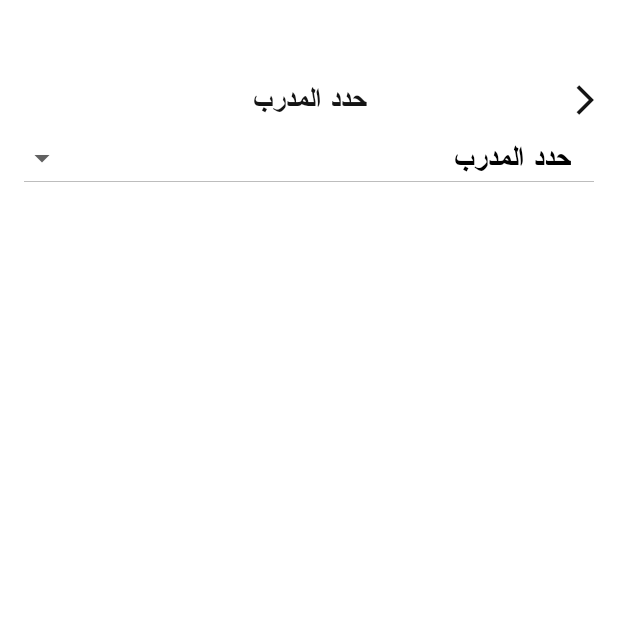
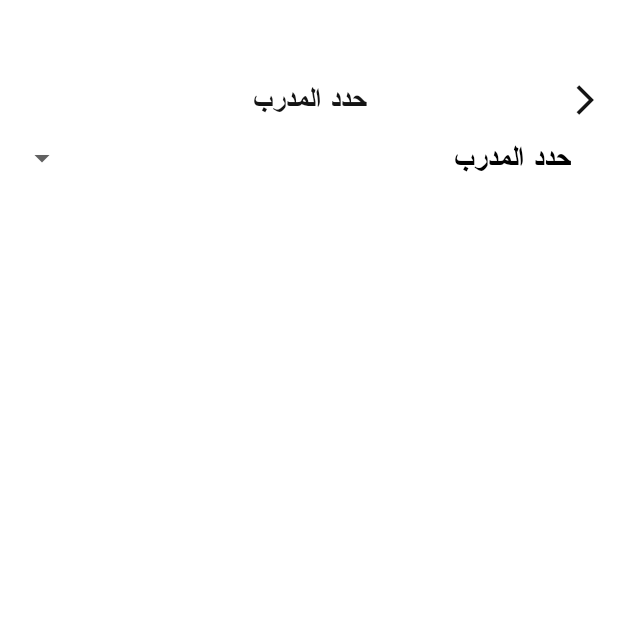
Before and after one commit to SurendraSingh95/fitness, a Flutter app: the SelectTrainerScreen screen opened directly, on a phone screen of 412 x 824 dp, the top half of it. Run offline on Flutter 3.47's test engine with Material 3 defaults, Android fonts, the phone set to English and light mode, and no system bars; drawn by our look-alikes of dropdown_button2; our stand-ins replace cached_network_image, connectivity_plus, custom_rating_bar, expandable_text, firebase_auth, firebase_core and 11 more; missing offline and left inert: shared_preferences_android, translator; accounts and stored records are empty; project files that could hold a hidden picture were left out.

Commit message:
first commit

```diff
--- a/lib/Screens/select_trainer_screen.dart
+++ b/lib/Screens/select_trainer_screen.dart
@@ -41,7 +41,8 @@ class _SelectTrainerScreenState extends State<SelectTrainerScreen> {
                   }
               ),
             ),
-            DropdownButton2<String>(
+            DropdownButtonHideUnderline(
+              child: DropdownButton2<String>(
                 isExpanded: true,
                 value: selectedTrainer,
                 hint:CustomText(text:  DemoLocalization.of(context)!.translate('Select_Trainer').toString(), fontSize: 5,fontFamily: Fonts.arial,color: isDarkMode ? FitnessColor.white : FitnessColor.primary ,),
@@ -59,6 +60,7 @@ class _SelectTrainerScreenState extends State<SelectTrainerScreen> {
                     ),
                   );
                 }).toList(),
+              ),
             ),
 
             const SizedBox(height: 20),
```
Lines whose indentation alone changed are shown as unchanged.
